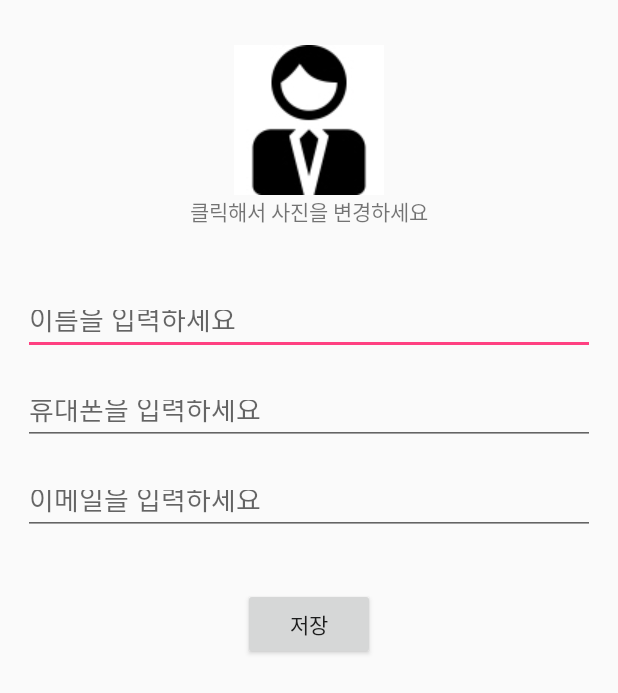
After one commit to MoonOnYou/Android-Phone-Book, an Android app: the layout activity_form.xml on its own in the app's theme, with its tools: preview values and no code run, on a phone screen of 412 x 824 dp. The commit adds this screen. Shown: the top 693 px of the screen. Run offline under Robolectric (Android 15) with nearby library versions, the phone set to English and light mode, and no system bars.

Commit message:
레이아웃 추가

```diff
--- a/app/build.gradle
+++ b/app/build.gradle
@@ -3,6 +3,9 @@ apply plugin: 'com.android.application'
 apply plugin: 'kotlin-android'
 
 apply plugin: 'kotlin-android-extensions'
+
+apply plugin: 'realm-android'
+
 
 android {
     compileSdkVersion 27
@@ -24,7 +27,7 @@ android {
 
 dependencies {
     implementation fileTree(dir: 'libs', include: ['*.jar'])
-    implementation"org.jetbrains.kotlin:kotlin-stdlib-jre7:$kotlin_version"
+    implementation "org.jetbrains.kotlin:kotlin-stdlib-jre7:$kotlin_version"
     implementation 'com.android.support:appcompat-v7:27.1.1'
     implementation 'com.android.support.constraint:constraint-layout:1.1.0'
     testImplementation 'junit:junit:4.12'
--- /dev/null
+++ b/app/src/main/res/layout/activity_form.xml
@@ -0,0 +1,83 @@
+<?xml version="1.0" encoding="utf-8"?>
+<LinearLayout xmlns:android="http://schemas.android.com/apk/res/android"
+    android:orientation="vertical"
+    android:layout_width="match_parent"
+    android:layout_height="match_parent">
+
+    <ImageView
+        android:id="@+id/form_photo"
+        android:layout_width="100dp"
+        android:layout_height="100dp"
+        android:src="@drawable/icon_man"
+        android:layout_gravity="center_horizontal"
+        android:layout_marginTop="30dp"/>
+    <TextView
+        android:layout_width="match_parent"
+        android:layout_height="wrap_content"
+        android:textAlignment="center"
+        android:text="@string/insert_photo_comment"
+        android:layout_marginBottom="30dp"/>
+    <LinearLayout
+        android:id="@+id/form_action_layout"
+        android:layout_width="match_parent"
+        android:layout_height="wrap_content"
+        android:orientation="horizontal"
+        android:gravity="center"
+        android:layout_marginBottom="30dp"
+        android:visibility="gone">
+        <Button
+            android:id="@+id/form_action_call"
+            android:layout_width="50dp"
+            android:layout_height="50dp"
+            android:background="@drawable/btn_call"/>
+        <Button
+            android:id="@+id/form_action_sms"
+            android:layout_width="50dp"
+            android:layout_height="50dp"
+            android:background="@drawable/btn_sms"/>
+    </LinearLayout>
+    <LinearLayout
+        android:layout_width="match_parent"
+        android:layout_height="wrap_content"
+        android:orientation="vertical"
+        android:padding="15dp"
+        android:paddingRight="15dp">
+        <EditText
+            android:id="@+id/form_name"
+            android:layout_width="match_parent"
+            android:layout_height="40dp"
+            android:hint="@string/insert_name_hint"
+            android:layout_marginBottom="20dp"/>
+        <EditText
+            android:id="@+id/form_phone"
+            android:layout_width="match_parent"
+            android:layout_height="40dp"
+            android:hint="@string/insert_phone_hint"
+            android:layout_marginBottom="20dp"/>
+        <EditText
+            android:id="@+id/form_email"
+            android:layout_width="match_parent"
+            android:layout_height="40dp"
+            android:hint="@string/insert_email_hint"
+            android:layout_marginBottom="20dp"/>
+    </LinearLayout>
+    <LinearLayout
+        android:layout_width="match_parent"
+        android:layout_height="wrap_content"
+        android:orientation="horizontal"
+        android:gravity="center"
+        android:paddingLeft="15dp"
+        android:paddingRight="15dp">
+        <Button
+            android:id="@+id/form_submit"
+            android:layout_width="wrap_content"
+            android:layout_height="wrap_content"
+            android:text="@string/btn_save"/>
+        <Button
+            android:id="@+id/form_delete"
+            android:layout_width="wrap_content"
+            android:layout_height="wrap_content"
+            android:text="@string/btn_delete"
+            android:visibility="gone"/>
+    </LinearLayout>
+</LinearLayout>
--- a/build.gradle
+++ b/build.gradle
@@ -9,6 +9,7 @@ buildscript {
     dependencies {
         classpath 'com.android.tools.build:gradle:3.1.1'
         classpath "org.jetbrains.kotlin:kotlin-gradle-plugin:$kotlin_version"
+        classpath "io.realm:realm-gradle-plugin:3.5.0"
 
         // NOTE: Do not place your application dependencies here; they belong
         // in the individual module build.gradle files
```
Also changed, not shown: app/src/main/res/layout/activity_main.xml (+30 -9 lines), app/src/main/res/layout/phonebook_listitem.xml (added, +36 -0 lines), 1 other file.
